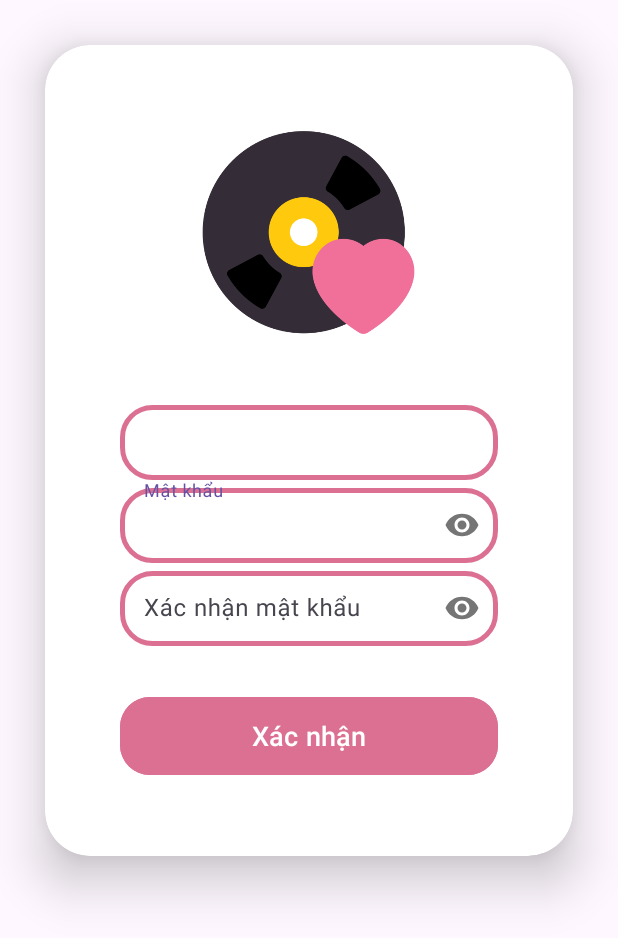
After one commit to Ngandoll07/music_app, an Android app: the ResetActivity screen opened directly, with no data from a screen before it, on a phone screen of 412 x 824 dp. The commit adds this screen. Shown: the top 938 px of the screen. Run offline under Robolectric (Android 15) with nearby library versions, the phone set to English and light mode, and no system bars.

Commit message:
update show password

```diff
--- /dev/null
+++ b/app/src/main/java/com/example/music/ResetActivity.java
@@ -0,0 +1,62 @@
+package com.example.music;
+
+import androidx.appcompat.app.AppCompatActivity;
+
+import android.content.Intent;
+import android.os.Bundle;
+import android.view.View;
+import android.widget.Button;
+import android.widget.EditText;
+import android.widget.TextView;
+import android.widget.Toast;
+
+public class ResetActivity extends AppCompatActivity {
+
+    TextView txtUsername;
+    EditText edtPassreset, edtComfirmpass;
+    Button btnConfirm;
+    DBHelper dbHelper;
+    @Override
+    protected void onCreate(Bundle savedInstanceState) {
+        super.onCreate(savedInstanceState);
+        setContentView(R.layout.activity_reset);
+        addControls();
+        Intent intent=getIntent();
+        txtUsername.setText(intent.getStringExtra("username"));
+        addEvents();
+    }
+
+    private void addEvents() {
+        btnConfirm.setOnClickListener(new View.OnClickListener() {
+            @Override
+            public void onClick(View v) {
+                String user = txtUsername.getText().toString();
+                String password = edtPassreset.getText().toString();
+                String comfirmpass = edtComfirmpass.getText().toString();
+                if (password.equals(comfirmpass)) {
+
+
+                    Boolean check_pass_update = dbHelper.updatepassword(user,password);
+                    if (check_pass_update == true) {
+                        Intent intent1 = new Intent(ResetActivity.this, MainActivity.class);
+                        startActivity(intent1);
+                        Toast.makeText(ResetActivity.this, "Successfully", Toast.LENGTH_SHORT).show();
+                    } else {
+                        Toast.makeText(ResetActivity.this, "Failed", Toast.LENGTH_SHORT).show();
+                    }
+                }
+                else {
+                    Toast.makeText(ResetActivity.this, "Mật khẩu không khớp", Toast.LENGTH_SHORT).show();
+                }
+            }
+        });
+    }
+
+    private void addControls() {
+        txtUsername=findViewById(R.id.txtUsername);
+        edtPassreset=findViewById(R.id.edtPassreset);
+        edtComfirmpass=findViewById(R.id.edtComfirmPass);
+        btnConfirm=findViewById(R.id.btnComfirm);
+        dbHelper=new DBHelper(this);
+    }
+}
--- /dev/null
+++ b/app/src/main/res/layout/activity_reset.xml
@@ -0,0 +1,100 @@
+<?xml version="1.0" encoding="utf-8"?>
+<LinearLayout xmlns:android="http://schemas.android.com/apk/res/android"
+    xmlns:app="http://schemas.android.com/apk/res-auto"
+    xmlns:tools="http://schemas.android.com/tools"
+    android:layout_width="match_parent"
+    android:layout_height="match_parent"
+    android:orientation="vertical"
+    tools:context=".ResetActivity">
+
+    <androidx.cardview.widget.CardView
+        android:layout_width="match_parent"
+        android:layout_height="wrap_content"
+        android:layout_margin="30dp"
+        app:cardCornerRadius="30dp"
+        app:cardElevation="20dp">
+
+
+        <LinearLayout
+            android:layout_width="match_parent"
+            android:layout_height="match_parent"
+            android:layout_gravity="center_horizontal"
+            android:orientation="vertical"
+            android:padding="50dp">
+
+
+            <ImageView
+                android:layout_width="150dp"
+                android:layout_height="150dp"
+                android:layout_gravity="center_horizontal"
+                app:srcCompat="@drawable/logo_music_" />
+
+            <TextView
+                android:id="@+id/txtUsername"
+                android:layout_width="match_parent"
+                android:layout_height="50dp"
+                android:layout_marginTop="40dp"
+                android:background="@drawable/custom_edittext"
+                android:drawablePadding="10dp"
+                android:gravity="center"
+                android:text="Tên đăng nhập"
+                android:padding="8dp"
+                android:textColor="@color/login_text"
+                android:textColorHighlight="@color/cardview_dark_background" />
+
+            <com.google.android.material.textfield.TextInputLayout
+                android:layout_width="match_parent"
+                android:layout_height="wrap_content"
+                app:passwordToggleEnabled="true">
+
+
+
+                <EditText
+                    android:id="@+id/edtPassreset"
+                    android:layout_width="match_parent"
+                    android:layout_height="50dp"
+                    android:layout_marginTop="40dp"
+                    android:background="@drawable/custom_edittext"
+                    android:drawablePadding="8dp"
+                    android:hint="Mật khẩu"
+                    android:inputType="textPassword"
+                    android:padding="8dp"
+                    android:textColor="@color/black"
+                    android:textColorHighlight="@color/cardview_dark_background" />
+            </com.google.android.material.textfield.TextInputLayout>
+
+            <com.google.android.material.textfield.TextInputLayout
+                android:layout_width="match_parent"
+                android:layout_height="wrap_content"
+                app:passwordToggleEnabled="true">
+
+
+                <EditText
+                    android:id="@+id/edtComfirmPass"
+                    android:layout_width="match_parent"
+                    android:layout_height="50dp"
+                    android:layout_marginTop="40dp"
+                    android:background="@drawable/custom_edittext"
+                    android:drawablePadding="8dp"
+                    android:hint="Xác nhận mật khẩu"
+                    android:inputType="textPassword"
+                    android:padding="8dp"
+                    android:textColor="@color/black"
+                    android:textColorHighlight="@color/cardview_dark_background" />
+            </com.google.android.material.textfield.TextInputLayout>
+
+
+            <Button
+                android:id="@+id/btnComfirm"
+                android:layout_width="match_parent"
+                android:layout_height="60dp"
+                android:layout_marginTop="30dp"
+                android:backgroundTint="@color/login"
+                android:text="Xác nhận"
+                android:textColor="@color/white"
+                android:textSize="18sp"
+                app:cornerRadius="20dp" />
+        </LinearLayout>
+    </androidx.cardview.widget.CardView>
+
+</LinearLayout>
```
Also changed, not shown: app/src/main/AndroidManifest.xml (+8 -4 lines), app/src/main/java/com/example/music/DBHelper.java (+9 -0 lines), app/src/main/java/com/example/music/FogetActivity.java (added, +50 -0 lines), app/src/main/java/com/example/music/LoginActivity.java (+9 -1 lines), app/src/main/res/layout/activity_foget.xml (added, +51 -0 lines), app/src/main/res/layout/activity_login.xml (+19 -1 lines).
